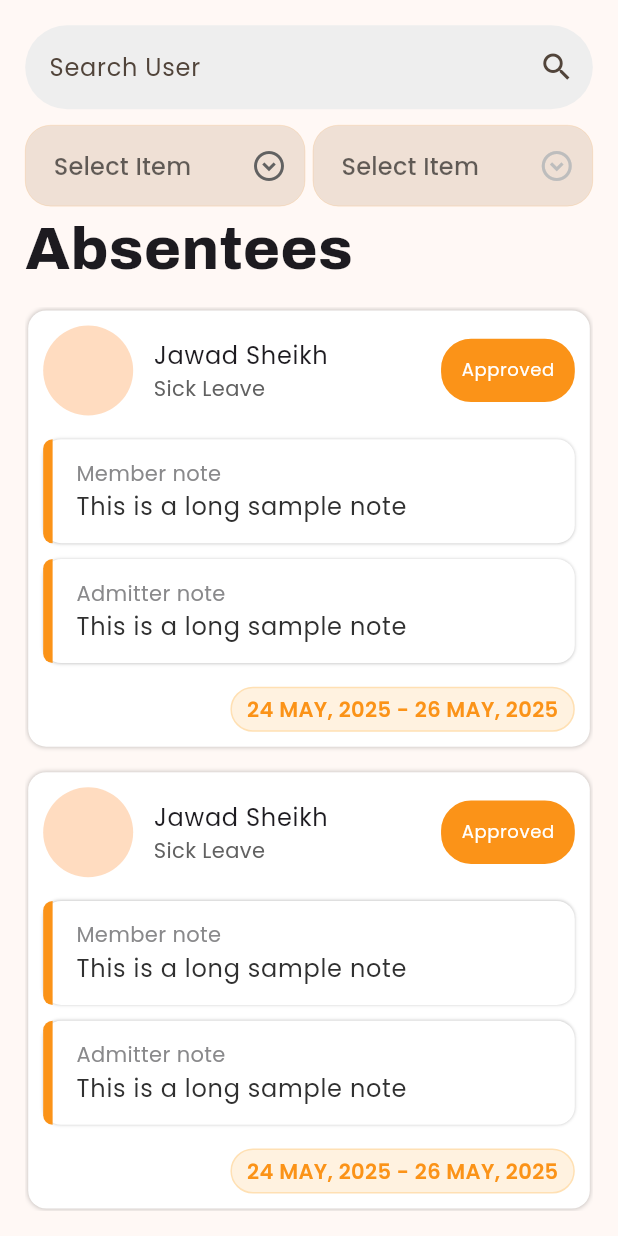
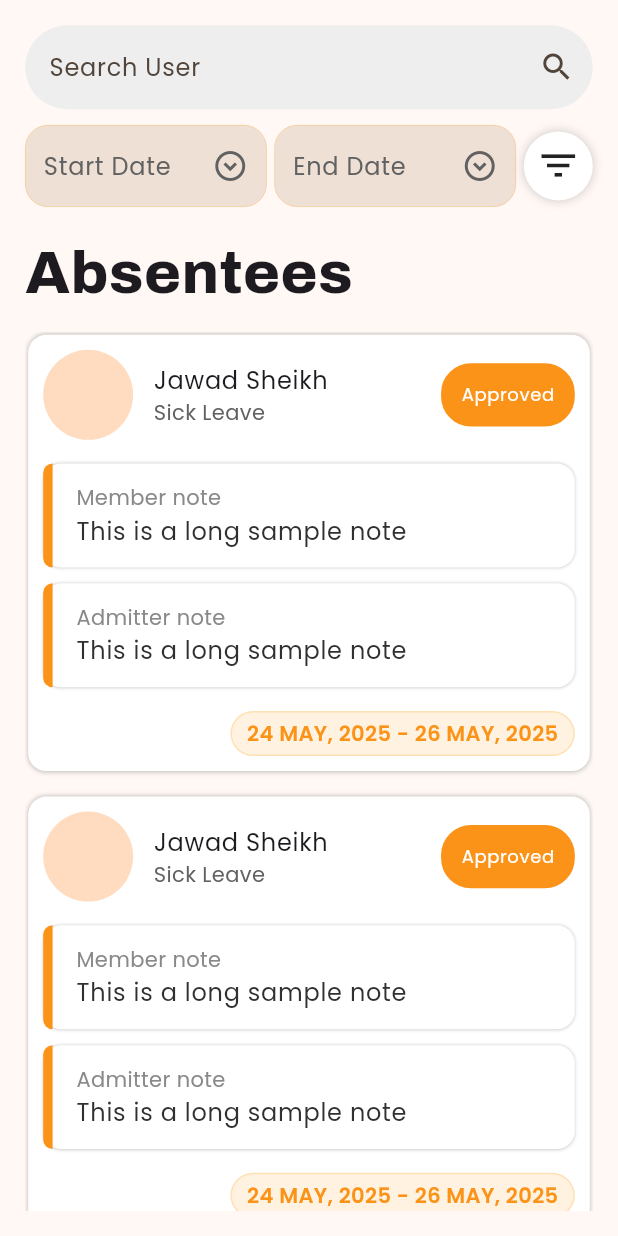
Before and after one commit to abdulrehman04/Crewmeister-app, a Flutter app: the screen it shows after launch, on a phone screen of 412 x 824 dp. Run offline on Flutter 3.47's test engine with Material 3 defaults, Android fonts, the phone set to English and light mode, and no system bars; our stand-ins replace equatable, flutter_bloc, flutter_screenutil, form_builder_validators, go_router, google_fonts.

Commit message:
feat: replace AppDropdown with AppDatePickerButton for date selection and add filter options

```diff
--- a/lib/screens/absence_manager/absence_manager.dart
+++ b/lib/screens/absence_manager/absence_manager.dart
@@ -4,8 +4,10 @@ import 'package:crewmeister_app/blocs/absence_manager/state.dart';
 import 'package:crewmeister_app/configs/configs.dart';
 import 'package:crewmeister_app/configs/extensions/color_extensions.dart';
 import 'package:crewmeister_app/services/responsive.dart';
+import 'package:crewmeister_app/utils/utils.dart';
 import 'package:crewmeister_app/widgets/input/app_dropdown.dart';
 import 'package:crewmeister_app/widgets/input/app_text_field.dart';
+import 'package:crewmeister_app/widgets/input/date_picker_button.dart';
 import 'package:flutter/material.dart';
 import 'package:flutter_bloc/flutter_bloc.dart';
 import 'package:flutter_screenutil/flutter_screenutil.dart';
--- a/lib/screens/absence_manager/widgets/_base_view.dart
+++ b/lib/screens/absence_manager/widgets/_base_view.dart
@@ -51,35 +51,89 @@ class _BaseViewState extends State<_BaseView> {
           ),
           10.verticalSpace,
           Row(
+            crossAxisAlignment: CrossAxisAlignment.center,
             children: [
               Expanded(
-                child: AppDropdown(
-                  hint: "Select Item",
+                child: AppDatePickerButton(
+                  hint: 'Start Date',
+                  firstDate: DateTime(2000),
+                  lastDate: DateTime.now(),
+                  onDatePick: (date) {},
+                ),
+              ),
+              5.horizontalSpace,
+              Expanded(
+                child: AppDatePickerButton(
+                  hint: 'End Date',
+                  firstDate: DateTime(2000),
+                  lastDate: DateTime.now(),
+                  onDatePick: (date) {},
+                ),
+              ),
+              5.horizontalSpace,
+              InkWell(
+                onTap: () {
+                  showModalBottomSheet(
+                    context: context,
+                    builder: (context) {
+                      return Container(
+                        padding: EdgeInsets.all(15),
+                        child: Column(
+                          children: [
+                            10.verticalSpace,
+                            Align(
+                              alignment: Alignment.centerLeft,
+                              child: Text(
+                                "Filters",
+                                style: GoogleFonts.archivo(
+                                  fontWeight: FontWeight.w800,
+                                  fontSize: 35,
+                                ),
+                              ),
+                            ),
+                            15.verticalSpace,
+                            AppDropdown(
+                              hint: 'Select leave type',
                               items:
                                   [1, 2, 3, 4, 5].map((e) {
                                     return DropdownMenuItem(
+                                      child: Text('$e'),
                                       value: e,
-                          child: Text(e.toString()),
                                     );
                                   }).toList(),
                               onChanged: (p0) {},
                             ),
-              ),
-              5.horizontalSpace,
-              Expanded(
-                child: AppDropdown(
-                  hint: "Select Item",
+                            10.verticalSpace,
+                            AppDropdown(
+                              hint: 'Select status',
                               items:
                                   [1, 2, 3, 4, 5].map((e) {
                                     return DropdownMenuItem(
+                                      child: Text('$e'),
                                       value: e,
-                          child: Text(e.toString()),
                                     );
                                   }).toList(),
+                              onChanged: (p0) {},
+                            ),
+                          ],
+                        ),
+                      );
+                    },
+                  );
+                },
+                child: Container(
+                  decoration: BoxDecoration(
+                    shape: BoxShape.circle,
+                    color: AppTheme.kWhite,
+                    boxShadow: [boxShad(0, 0, 5)],
+                  ),
+                  padding: EdgeInsets.all(8),
+                  child: Icon(Icons.filter_list_sharp, size: 30),
                 ),
               ),
             ],
           ),
+          15.verticalSpace,
           Align(
             alignment: Alignment.centerLeft,
             child: Text(
```
Lines whose indentation alone changed are shown as unchanged.
